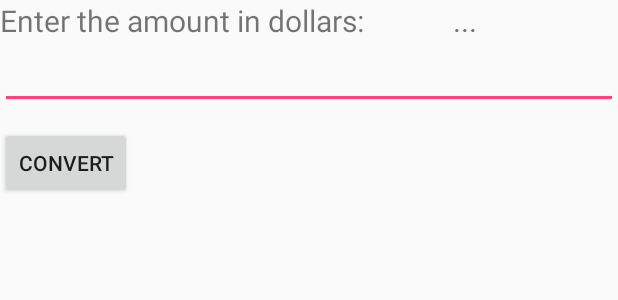
After one commit to tolgasen9558/FinancerPro, an Android app: the layout activity_currency_convert.xml on its own in the app's theme, with its tools: preview values and no code run, on a phone screen of 412 x 824 dp. The commit adds this screen. Shown: the top 300 px of the screen. Run offline under Robolectric (Android 15) with nearby library versions, the phone set to English and light mode, and no system bars.

Commit message:
- Added Currency Conveter Activity and xml files for it

```diff
--- /dev/null
+++ b/app/src/main/java/com/example/android/financerpro/CurrencyConverterActivity.java
@@ -0,0 +1,18 @@
+package com.example.android.financerpro;
+
+import android.os.Bundle;
+
+import com.example.android.financerpro.BaseActivities.BaseDrawerActivity;
+
+/**
+ * Created by Drystan on 12/6/17.
+ */
+
+public class CurrencyConverterActivity extends BaseDrawerActivity {
+    @Override
+    protected void onCreate(Bundle savedInstanceState) {
+        super.onCreate(savedInstanceState);
+        setContent(R.layout.activity_currency_convert);
+    }
+
+}
--- /dev/null
+++ b/app/src/main/res/layout/activity_currency_convert.xml
@@ -0,0 +1,59 @@
+<RelativeLayout xmlns:android="http://schemas.android.com/apk/res/android"
+    xmlns:app="http://schemas.android.com/apk/res-auto"
+    xmlns:tools="http://schemas.android.com/tools"
+    android:layout_width="match_parent"
+    android:layout_height="match_parent"
+    >
+
+    <TextView
+        android:layout_width="90dp"
+        android:layout_height="21dp"
+        android:text="..."
+        android:id="@+id/result"
+        android:textSize="20sp"
+        app:layout_constraintBottom_toBottomOf="parent"
+        app:layout_constraintLeft_toLeftOf="parent"
+        app:layout_constraintRight_toRightOf="parent"
+        app:layout_constraintTop_toTopOf="parent"
+        app:layout_constraintHorizontal_bias="0.884"
+        app:layout_constraintVertical_bias="0.006"
+        android:layout_marginRight="20dp"
+        android:layout_marginEnd="20dp"
+        android:layout_alignParentTop="true"
+        android:layout_alignParentRight="true"
+        android:layout_alignParentEnd="true" />
+
+    <TextView
+        android:layout_width="wrap_content"
+        android:layout_height="wrap_content"
+        android:text="Enter the amount in dollars:"
+        android:id="@+id/textView"
+        android:layout_below="@+id/imageView"
+        android:layout_alignParentLeft="true"
+        android:layout_alignParentStart="true"
+        android:textSize="20sp"
+        tools:layout_editor_absoluteY="0dp"
+        tools:layout_editor_absoluteX="0dp" />
+
+    <EditText
+        android:layout_width="match_parent"
+        android:layout_height="wrap_content"
+        android:inputType="numberDecimal"
+        android:ems="10"
+        android:id="@+id/dollarField"
+        android:layout_below="@+id/textView" />
+
+    <Button
+        android:layout_width="wrap_content"
+        android:layout_height="wrap_content"
+        android:text="Convert"
+        android:id="@+id/button"
+        android:onClick="convert"
+        tools:layout_editor_absoluteY="459dp"
+        tools:layout_editor_absoluteX="0dp"
+        android:layout_marginTop="12dp"
+        android:layout_below="@+id/dollarField"
+        android:layout_alignParentLeft="true"
+        android:layout_alignParentStart="true" />
+
+</RelativeLayout>
--- a/app/src/main/res/menu/activity_main_drawer.xml
+++ b/app/src/main/res/menu/activity_main_drawer.xml
@@ -9,6 +9,11 @@
             android:id="@+id/item_check_calculator_activity"
             android:icon="@drawable/ic_launcher_foreground"
             android:title="Check Calculator" />
+
+        <item
+            android:id="@+id/activity_currency_converter"
+            android:icon="@drawable/ic_launcher_foreground"
+            android:title="Currency Converter" />
     </group>
 
     <item android:title="Communicate">
--- a/build.gradle
+++ b/build.gradle
@@ -7,7 +7,7 @@ buildscript {
         jcenter()
     }
     dependencies {
-        classpath 'com.android.tools.build:gradle:3.0.0'
+        classpath 'com.android.tools.build:gradle:3.0.1'
 
 
         // NOTE: Do not place your application dependencies here; they belong
```
